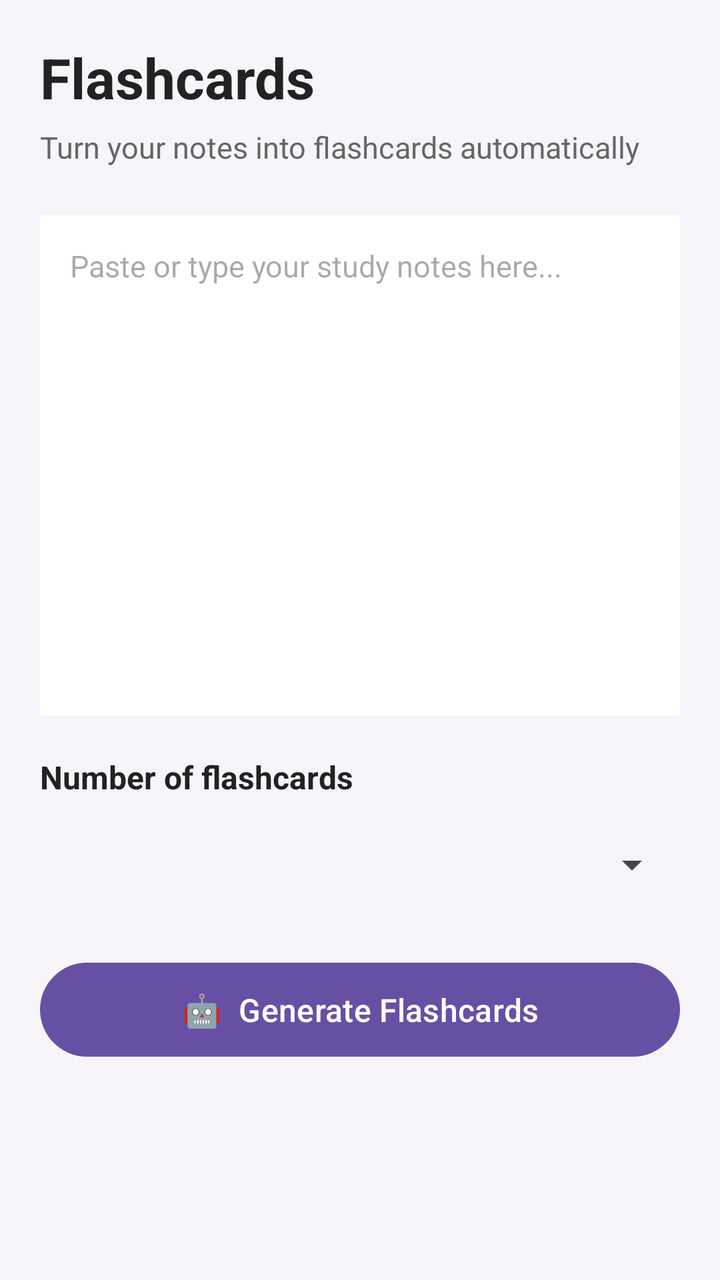
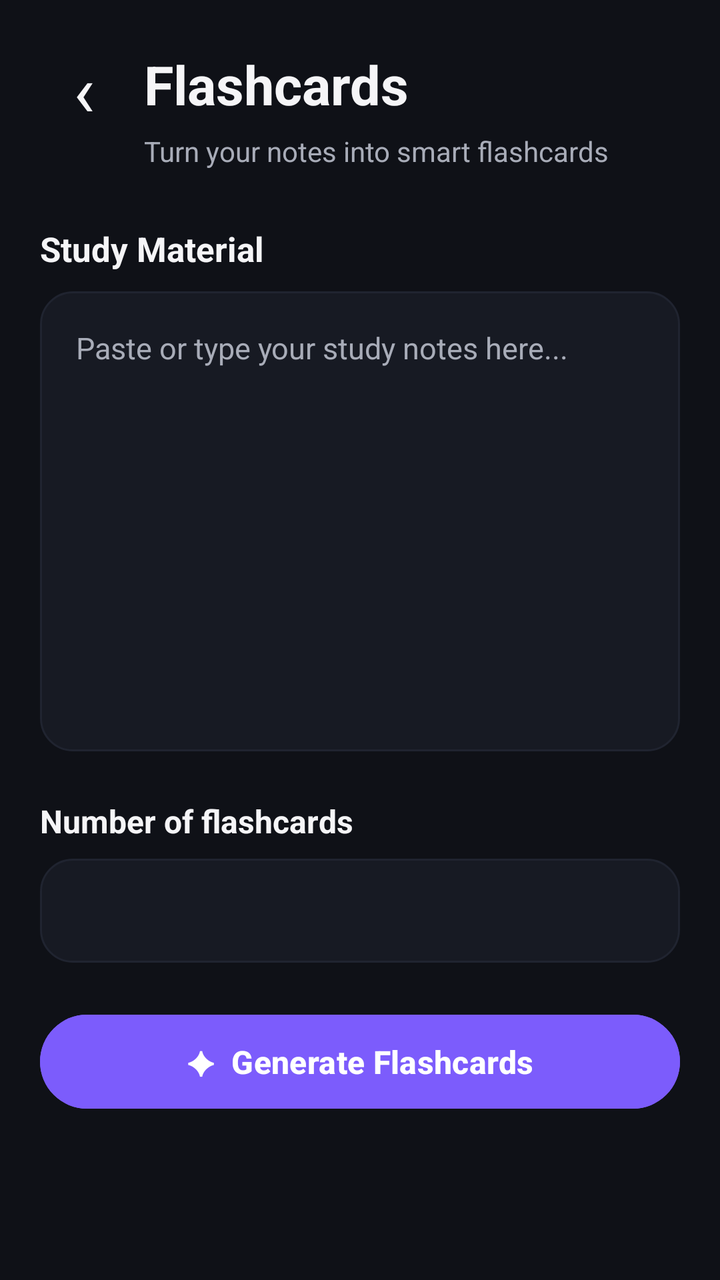

Two renders of the same Android screen: before a commit and after it. Below are the layout's source before the change and the commit's diff.
<!-- AndroidManifest.xml: application theme Theme.SmartStudentHub -->
<!-- res/layout/activity_flashcards.xml -->
<?xml version="1.0" encoding="utf-8"?>
<ScrollView
    xmlns:android="http://schemas.android.com/apk/res/android"
    android:layout_width="match_parent"
    android:layout_height="match_parent"
    android:background="#F7F5FA"
    android:fillViewport="true">

    <LinearLayout
        android:layout_width="match_parent"
        android:layout_height="wrap_content"
        android:orientation="vertical"
        android:padding="20dp">

        
        <TextView
            android:layout_width="wrap_content"
            android:layout_height="wrap_content"
            android:text="Flashcards"
            android:textColor="#222222"
            android:textSize="28sp"
            android:textStyle="bold" />

        <TextView
            android:layout_width="wrap_content"
            android:layout_height="wrap_content"
            android:layout_marginTop="6dp"
            android:text="Turn your notes into flashcards automatically"
            android:textColor="#666666"
            android:textSize="15sp" />

        
        <EditText
            android:id="@+id/flashcardNotesEditText"
            android:layout_width="match_parent"
            android:layout_height="250dp"
            android:layout_marginTop="24dp"
            android:background="#FFFFFF"
            android:gravity="top"
            android:hint="Paste or type your study notes here..."
            android:inputType="textMultiLine"
            android:padding="15dp"
            android:textSize="15sp" />

        
        <TextView
            android:layout_width="wrap_content"
            android:layout_height="wrap_content"
            android:layout_marginTop="20dp"
            android:text="Number of flashcards"
            android:textColor="#222222"
            android:textSize="16sp"
            android:textStyle="bold" />

        <Spinner
            android:id="@+id/flashcardCountSpinner"
            android:layout_width="match_parent"
            android:layout_height="50dp"
            android:layout_marginTop="8dp" />

        
        <Button
            android:id="@+id/btnGenerateFlashcards"
            android:layout_width="match_parent"
            android:layout_height="55dp"
            android:layout_marginTop="20dp"
            android:text="🤖  Generate Flashcards"
            android:textSize="16sp" />

    </LinearLayout>

</ScrollView>
<!-- resources referenced by this layout -->
<resources>
  <style name="Theme.SmartStudentHub" parent="Base.Theme.SmartStudentHub" />
  <style name="Base.Theme.SmartStudentHub" parent="Theme.Material3.DayNight.NoActionBar">
          
          
      </style>
</resources>

<!-- the commit's change to res/layout/activity_flashcards.xml (unified diff, before → after) -->
@@ -3,7 +3,7 @@
     xmlns:android="http://schemas.android.com/apk/res/android"
     android:layout_width="match_parent"
     android:layout_height="match_parent"
-    android:background="#F7F5FA"
+    android:background="@color/background"
     android:fillViewport="true">
 
     <LinearLayout
@@ -13,59 +13,99 @@
         android:padding="20dp">
 
         
+        <LinearLayout
+            android:layout_width="match_parent"
+            android:layout_height="wrap_content"
+            android:gravity="center_vertical"
+            android:orientation="horizontal">
+
+            
+            <TextView
+                android:id="@+id/btnBack"
+                android:layout_width="44dp"
+                android:layout_height="44dp"
+                android:gravity="center"
+                android:text="‹"
+                android:textColor="@color/text_primary"
+                android:textSize="36sp"
+                android:clickable="true"
+                android:focusable="true" />
+
+            <TextView
+                android:layout_width="0dp"
+                android:layout_height="wrap_content"
+                android:layout_weight="1"
+                android:layout_marginStart="8dp"
+                android:text="Flashcards"
+                android:textColor="@color/text_primary"
+                android:textSize="27sp"
+                android:textStyle="bold" />
+
+        </LinearLayout>
+
+        
         <TextView
             android:layout_width="wrap_content"
             android:layout_height="wrap_content"
-            android:text="Flashcards"
-            android:textColor="#222222"
-            android:textSize="28sp"
-            android:textStyle="bold" />
+            android:layout_marginStart="52dp"
+            android:layout_marginTop="2dp"
+            android:text="Turn your notes into smart flashcards"
+            android:textColor="@color/text_secondary"
+            android:textSize="14sp" />
 
+        
         <TextView
             android:layout_width="wrap_content"
             android:layout_height="wrap_content"
-            android:layout_marginTop="6dp"
-            android:text="Turn your notes into flashcards automatically"
-            android:textColor="#666666"
-            android:textSize="15sp" />
+            android:layout_marginTop="28dp"
+            android:text="Study Material"
+            android:textColor="@color/text_primary"
+            android:textSize="17sp"
+            android:textStyle="bold" />
 
         
         <EditText
             android:id="@+id/flashcardNotesEditText"
             android:layout_width="match_parent"
-            android:layout_height="250dp"
-            android:layout_marginTop="24dp"
-            android:background="#FFFFFF"
+            android:layout_height="230dp"
+            android:layout_marginTop="10dp"
+            android:background="@drawable/bg_card"
             android:gravity="top"
             android:hint="Paste or type your study notes here..."
+            android:textColorHint="@color/text_secondary"
             android:inputType="textMultiLine"
-            android:padding="15dp"
+            android:padding="18dp"
+            android:textColor="@color/text_primary"
             android:textSize="15sp" />
 
         
         <TextView
             android:layout_width="wrap_content"
             android:layout_height="wrap_content"
-            android:layout_marginTop="20dp"
+            android:layout_marginTop="24dp"
             android:text="Number of flashcards"
-            android:textColor="#222222"
+            android:textColor="@color/text_primary"
             android:textSize="16sp"
             android:textStyle="bold" />
 
         <Spinner
             android:id="@+id/flashcardCountSpinner"
             android:layout_width="match_parent"
-            android:layout_height="50dp"
-            android:layout_marginTop="8dp" />
+            android:layout_height="52dp"
+            android:layout_marginTop="8dp"
+            android:background="@drawable/bg_card" />
 
         
         <Button
             android:id="@+id/btnGenerateFlashcards"
             android:layout_width="match_parent"
             android:layout_height="55dp"
-            android:layout_marginTop="20dp"
-            android:text="🤖  Generate Flashcards"
-            android:textSize="16sp" />
+            android:layout_marginTop="22dp"
+            android:backgroundTint="@color/primary"
+            android:text="✦  Generate Flashcards"
+            android:textColor="@color/white"
+            android:textSize="16sp"
+            android:textStyle="bold" />
 
     </LinearLayout>
 
<!-- resource entries referenced after the edit -->
@@ -1,9 +1,50 @@
 <!-- resources referenced by this layout -->
 <resources>
+  <color name="background">#0F1117</color>
+  <color name="primary">#7C5CFC</color>
+  <color name="text_primary">#F5F5F7</color>
+  <color name="text_secondary">#A8ACB8</color>
+  <color name="white">#FFFFFFFF</color>
+  <!-- drawable bg_card (drawable) -->
+  <?xml version="1.0" encoding="utf-8"?>
+  <shape xmlns:android="http://schemas.android.com/apk/res/android"
+      android:shape="rectangle">
+  
+      <solid android:color="@color/surface" />
+  
+      <corners android:radius="16dp" />
+  
+      <stroke
+          android:width="1dp"
+          android:color="@color/surface_variant" />
+  
+  </shape>
   <style name="Theme.SmartStudentHub" parent="Base.Theme.SmartStudentHub" />
+  <color name="surface">#171A23</color>
+  <color name="surface_variant">#202430</color>
   <style name="Base.Theme.SmartStudentHub" parent="Theme.Material3.DayNight.NoActionBar">
+  
           
+          <item name="colorPrimary">@color/primary</item>
+          <item name="colorOnPrimary">@color/white</item>
+  
           
+          <item name="android:windowBackground">@color/background</item>
+          <item name="colorSurface">@color/surface</item>
+          <item name="colorSurfaceVariant">@color/surface_variant</item>
+  
+          
+          <item name="android:textColorPrimary">@color/text_primary</item>
+          <item name="android:textColorSecondary">@color/text_secondary</item>
+  
+          
+          <item name="android:statusBarColor">@color/background</item>
+          <item name="android:navigationBarColor">@color/background</item>
+  
+          
+          <item name="android:windowLightStatusBar">false</item>
+          <item name="android:windowLightNavigationBar">false</item>
+  
       </style>
 </resources>
 
